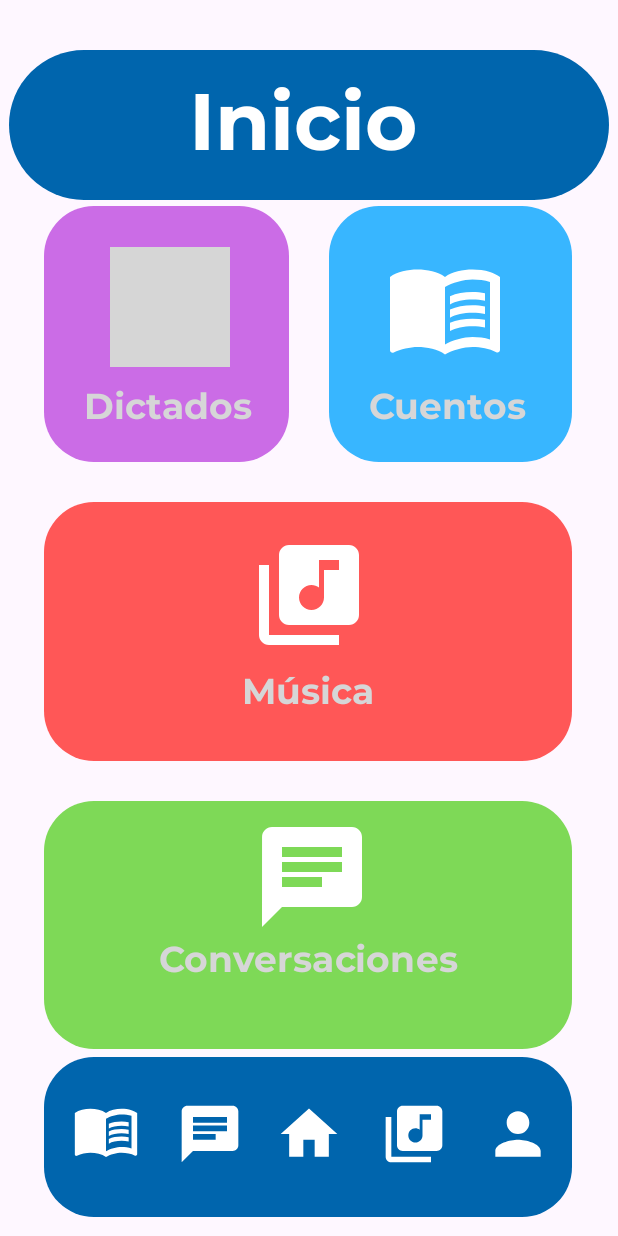
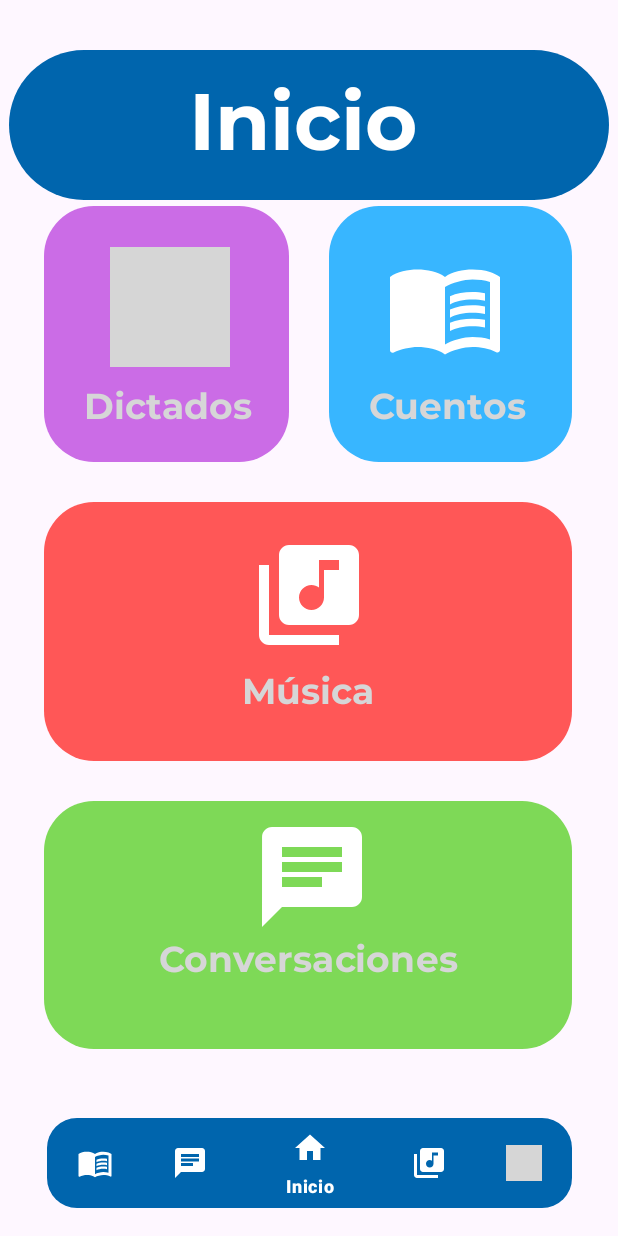
Before and after one commit to erickgwav/SpeakSwift, an Android app: the screen it shows after launch (MainActivity), on a phone screen of 412 x 824 dp. Run offline under Robolectric (Android 15) with nearby library versions, the phone set to English and light mode, and no system bars; grey boxes are pictures that could not be loaded.

Commit message:
Navigation bar

```diff
--- a/app/src/main/java/mx/eege/speakswift/MainActivity.java
+++ b/app/src/main/java/mx/eege/speakswift/MainActivity.java
@@ -1,5 +1,6 @@
 package mx.eege.speakswift;
 
+import androidx.annotation.NonNull;
 import androidx.appcompat.app.AlertDialog;
 import androidx.appcompat.app.AppCompatActivity;
 import androidx.constraintlayout.widget.ConstraintLayout;
@@ -12,22 +13,62 @@ import android.hardware.SensorEventListener;
 import android.hardware.SensorManager;
 import android.os.Bundle;
 import android.view.LayoutInflater;
+import android.view.MenuItem;
 import android.view.View;
 import android.widget.Button;
 import android.widget.ImageView;
 import android.widget.TextView;
 import android.widget.Toast;
 
+import com.google.android.material.bottomnavigation.BottomNavigationView;
+import com.google.android.material.navigation.NavigationBarView;
+
 public class MainActivity extends AppCompatActivity {
 
     private SensorManager sensorManager;
     private Sensor accelerometerSensor;
+
     @Override
     protected void onCreate(Bundle savedInstanceState) {
         super.onCreate(savedInstanceState);
         setContentView(R.layout.activity_main);
+        BottomNavigationView bottomNavigationView = findViewById(R.id.bottomNavigationView);
+        bottomNavigationView.setSelectedItemId(R.id.inicio);
+        bottomNavigationView.setOnItemSelectedListener(new NavigationBarView.OnItemSelectedListener() {
+            @Override
+            public boolean onNavigationItemSelected(@NonNull MenuItem item) {
+                if (item.getItemId() == R.id.cuentos) {
+                    showToast("Cuentos seleccionados");
+                    // Lógica para el elemento "Cuentos"
+                    return true;
+                } else if (item.getItemId() == R.id.chat) {
+                    showToast("Chat seleccionado");
+                    // Lógica para el elemento "Chat"
+                    return true;
+                } else if (item.getItemId() == R.id.inicio) {
+                    showToast("Inicio seleccionado");
+                    // Lógica para el elemento "Inicio"
+                    return true;
+                } else if (item.getItemId() == R.id.musica) {
+                    showToast("Música seleccionada");
+                    // Lógica para el elemento "Música"
+                    return true;
+                } else if (item.getItemId() == R.id.dictados) {
+                    showToast("Dictados seleccionados");
+                    // Lógica para el elemento "Dictados"
+                    return true;
+                }
+                return false;
+            }
+        });
         sensorManager = (SensorManager) getSystemService(Context.SENSOR_SERVICE);
         accelerometerSensor = sensorManager.getDefaultSensor(Sensor.TYPE_ACCELEROMETER);
+
+    }
+
+    private void showToast(String message) {
+        // Muestra un Toast con el mensaje proporcionado
+        Toast.makeText(this, message, Toast.LENGTH_SHORT).show();
     }
 
     @Override
@@ -91,8 +132,6 @@ public class MainActivity extends AppCompatActivity {
                     .setText("Has ganado 5 XP. Vuelve a agitar el dispositivo en unos minutos para ganar más XP");
             ((Button) view.findViewById(R.id.buttonAction))
                     .setText("Entendido");
-            /*((ImageView) view.findViewById(R.id.imageIcon))
-                    .setImageResource(R.drawable.error);*/
             final AlertDialog alertDialog = builder.create();
             view.findViewById(R.id.buttonAction).setOnClickListener(new View.OnClickListener() {
                 @Override
--- a/app/src/main/java/mx/eege/speakswift/MainView.java
+++ b/app/src/main/java/mx/eege/speakswift/MainView.java
@@ -36,8 +36,6 @@ public class MainView extends View{
         canvas.drawRoundRect(width/14, 3*(height/8)+40, 13*(width/14), 7*(height/12)+40, 50.0f, 50.0f, paint);
         paint.setColor(Color.argb(255, 126, 217, 87));
         canvas.drawRoundRect(width/14, 7*(height/12)+80, 13*(width/14), 19*(height/24)+80, 50.0f, 50.0f, paint);
-        paint.setColor(Color.argb(255, 0, 101, 173));
-        canvas.drawRoundRect(width/14, 9*(height/10)-50, 13*(width/14), 9*(height/10)+110, 50.0f, 50.0f, paint);
         textPaint.setTextSize(80);
         textPaint.setTypeface(typefaceBold);
         textPaint.setColor(Color.WHITE);
--- a/app/src/main/res/layout/activity_main.xml
+++ b/app/src/main/res/layout/activity_main.xml
@@ -126,65 +126,19 @@
             app:layout_constraintTop_toTopOf="parent"
             app:layout_constraintVertical_bias="0.732" />
 
-        <ImageView
-            android:id="@+id/libroIcon"
-            android:layout_width="45dp"
-            android:layout_height="45dp"
-            android:src="@drawable/libro"
+        <com.google.android.material.bottomnavigation.BottomNavigationView
+            android:id="@+id/bottomNavigationView"
+            style="@style/BottomNavigationView"
+            android:layout_width="350dp"
+            android:layout_height="60dp"
+            android:background="@drawable/button_alert_background"
             app:layout_constraintBottom_toBottomOf="parent"
             app:layout_constraintEnd_toEndOf="parent"
-            app:layout_constraintHorizontal_bias="0.130"
+            app:layout_constraintHorizontal_bias="0.5"
             app:layout_constraintStart_toStartOf="parent"
             app:layout_constraintTop_toTopOf="parent"
-            app:layout_constraintVertical_bias="0.938" />
-
-        <ImageView
-            android:id="@+id/chatIcon"
-            android:layout_width="45dp"
-            android:layout_height="45dp"
-            android:src="@drawable/chat"
-            app:layout_constraintBottom_toBottomOf="parent"
-            app:layout_constraintEnd_toEndOf="parent"
-            app:layout_constraintHorizontal_bias="0.320"
-            app:layout_constraintStart_toStartOf="parent"
-            app:layout_constraintTop_toTopOf="parent"
-            app:layout_constraintVertical_bias="0.942" />
-
-        <ImageView
-            android:id="@+id/inicioIcon"
-            android:layout_width="45dp"
-            android:layout_height="45dp"
-            android:src="@drawable/inicio"
-            app:layout_constraintBottom_toBottomOf="parent"
-            app:layout_constraintEnd_toEndOf="parent"
-            app:layout_constraintHorizontal_bias="0.500"
-            app:layout_constraintStart_toStartOf="parent"
-            app:layout_constraintTop_toTopOf="parent"
-            app:layout_constraintVertical_bias="0.942" />
-
-        <ImageView
-            android:id="@+id/musicaIcon"
-            android:layout_width="45dp"
-            android:layout_height="45dp"
-            android:src="@drawable/musica"
-            app:layout_constraintBottom_toBottomOf="parent"
-            app:layout_constraintEnd_toEndOf="parent"
-            app:layout_constraintHorizontal_bias="0.690"
-            app:layout_constraintStart_toStartOf="parent"
-            app:layout_constraintTop_toTopOf="parent"
-            app:layout_constraintVertical_bias="0.942" />
-
-        <ImageView
-            android:id="@+id/userIcon"
-            android:layout_width="45dp"
-            android:layout_height="45dp"
-            android:src="@drawable/user"
-            app:layout_constraintBottom_toBottomOf="parent"
-            app:layout_constraintEnd_toEndOf="parent"
-            app:layout_constraintHorizontal_bias="0.880"
-            app:layout_constraintStart_toStartOf="parent"
-            app:layout_constraintTop_toTopOf="parent"
-            app:layout_constraintVertical_bias="0.942" />
+            app:layout_constraintVertical_bias="0.976"
+            app:menu="@menu/bottom_nav_menu" />
 
 
     </androidx.constraintlayout.widget.ConstraintLayout>
--- /dev/null
+++ b/app/src/main/res/menu/bottom_nav_menu.xml
@@ -0,0 +1,23 @@
+<?xml version="1.0" encoding="utf-8"?>
+<menu xmlns:android="http://schemas.android.com/apk/res/android">
+    <item
+        android:id="@+id/cuentos"
+        android:title="Cuentos"
+        android:icon="@drawable/libro"/>
+    <item
+        android:id="@+id/chat"
+        android:title="Chat"
+        android:icon="@drawable/chat"/>
+    <item
+        android:id="@+id/inicio"
+        android:title="Inicio"
+        android:icon="@drawable/inicio" />
+    <item
+        android:id="@+id/musica"
+        android:title="Musica"
+        android:icon="@drawable/musica"/>
+    <item
+        android:id="@+id/dictados"
+        android:title="Dictados"
+        android:icon="@drawable/oido"/>
+</menu>
--- a/app/src/main/res/values/themes.xml
+++ b/app/src/main/res/values/themes.xml
@@ -11,4 +11,18 @@
     <style name="AlertDialogTheme" parent="Theme.AppCompat.Light.Dialog.Alert">
         <item name="android:windowAnimationStyle">@android:style/Animation.Dialog</item>
     </style>
+
+    <style name="BottomNavigationView" parent="Widget.Design.BottomNavigationView">
+        <!-- Cambia el color de fondo del BottomNavigationView -->
+        <item name="android:background">#0065ad</item>
+
+        <!-- Cambia el color de los iconos inactivos -->
+        <item name="itemIconTint">#ffffff</item>
+
+        <!-- Cambia el color del texto de los elementos inactivos -->
+        <item name="itemTextColor">#ffffff</item>
+
+    </style>
+
+
 </resources>
```
